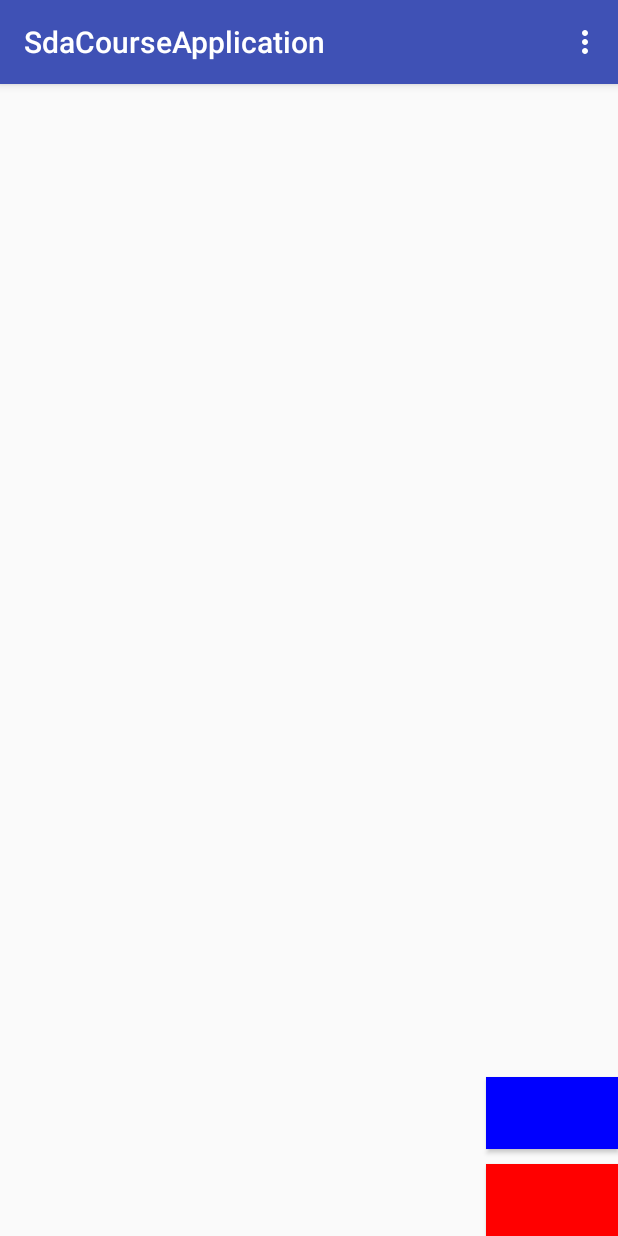
After one commit to ljarka/SdaCourseApplication, an Android app: the DrawingActivity screen opened directly, with no data from a screen before it, on a phone screen of 412 x 824 dp. The commit adds this screen. Run offline under Robolectric (Android 15) with nearby library versions, the phone set to English and light mode, and no system bars.

Commit message:
Drawing application Added

```diff
--- a/app/src/main/AndroidManifest.xml
+++ b/app/src/main/AndroidManifest.xml
@@ -15,6 +15,7 @@
                 <category android:name="android.intent.category.LAUNCHER" />
             </intent-filter>
         </activity>
+        <activity android:name=".drawing.DrawingActivity" />
     </application>
 
 </manifest>
--- /dev/null
+++ b/app/src/main/java/com/github/ljarka/sdacourseapplication/drawing/DrawingActivity.java
@@ -0,0 +1,58 @@
+package com.github.ljarka.sdacourseapplication.drawing;
+
+import android.os.Bundle;
+import android.support.v4.content.ContextCompat;
+import android.support.v7.app.AppCompatActivity;
+import android.view.Menu;
+import android.view.MenuItem;
+import android.view.View;
+import android.view.View.OnClickListener;
+import android.widget.Button;
+
+import com.github.ljarka.sdacourseapplication.R;
+
+public class DrawingActivity extends AppCompatActivity {
+
+    private SimpleDrawingView simpleDrawingView;
+
+    @Override
+    protected void onCreate(Bundle savedInstanceState) {
+        super.onCreate(savedInstanceState);
+        setContentView(R.layout.drawing_activity_main);
+        simpleDrawingView = (SimpleDrawingView) findViewById(R.id.drawing_view);
+
+        Button blueButton = (Button) findViewById(R.id.blue_button);
+        Button redButton = (Button) findViewById(R.id.red_button);
+
+        blueButton.setOnClickListener(new OnClickListener() {
+
+            @Override
+            public void onClick(View v) {
+                simpleDrawingView.setCurrentColor(ContextCompat.getColor(DrawingActivity.this, R.color.blue));
+            }
+        });
+
+        redButton.setOnClickListener(new OnClickListener() {
+
+            @Override
+            public void onClick(View v) {
+                simpleDrawingView.setCurrentColor(ContextCompat.getColor(DrawingActivity.this, R.color.red));
+            }
+        });
+    }
+
+    @Override
+    public boolean onCreateOptionsMenu(Menu menu) {
+        getMenuInflater().inflate(R.menu.main_manu, menu);
+
+        return super.onCreateOptionsMenu(menu);
+    }
+
+    @Override
+    public boolean onOptionsItemSelected(MenuItem item) {
+        if (item.getItemId() == R.id.clear) {
+            simpleDrawingView.clear();
+        }
+        return super.onOptionsItemSelected(item);
+    }
+}
--- /dev/null
+++ b/app/src/main/java/com/github/ljarka/sdacourseapplication/drawing/SimpleDrawingView.java
@@ -0,0 +1,68 @@
+package com.github.ljarka.sdacourseapplication.drawing;
+
+import android.content.Context;
+import android.graphics.Canvas;
+import android.graphics.Color;
+import android.graphics.Paint;
+import android.graphics.Paint.Style;
+import android.graphics.Point;
+import android.support.annotation.ColorInt;
+import android.util.AttributeSet;
+import android.view.MotionEvent;
+import android.view.View;
+
+import java.util.ArrayList;
+import java.util.List;
+
+public class SimpleDrawingView extends View {
+
+    private Paint paint;
+    private List<CustomPath> paths = new ArrayList<>();
+    @ColorInt
+    private int currentlySelectedColor = Color.BLACK;
+
+    public SimpleDrawingView(Context context, AttributeSet attrs) {
+        super(context, attrs);
+        paint = new Paint();
+        paint.setColor(Color.BLACK);
+        paint.setStrokeWidth(10);
+        paint.setStyle(Style.STROKE);
+        paint.setAntiAlias(true);
+    }
+
+    @Override
+    protected void onDraw(Canvas canvas) {
+        super.onDraw(canvas);
+        for (CustomPath customPath : paths) {
+            paint.setColor(customPath.getColor());
+            canvas.drawPath(customPath.getPath(), paint);
+        }
+
+    }
+
+    @Override
+    public boolean onTouchEvent(MotionEvent event) {
+        int x = (int) event.getX();
+        int y = (int) event.getY();
+        switch (event.getAction()) {
+            case MotionEvent.ACTION_DOWN: {
+                paths.add(new CustomPath(currentlySelectedColor,
+                        new Point(x, y)));
+                break;
+            } case MotionEvent.ACTION_MOVE: {
+                paths.get(paths.size() -1).getPath().lineTo(x, y);
+                break;
+            }
+        } postInvalidate();
+        return true;
+    }
+
+    public void setCurrentColor(int color){
+        currentlySelectedColor = color;
+    }
+
+    public void clear() {
+        paths.clear();
+        postInvalidate();
+    }
+}
--- /dev/null
+++ b/app/src/main/res/layout/drawing_activity_main.xml
@@ -0,0 +1,30 @@
+<?xml version="1.0" encoding="utf-8"?>
+<RelativeLayout
+    xmlns:android="http://schemas.android.com/apk/res/android"
+    xmlns:tools="http://schemas.android.com/tools"
+    android:id="@+id/activity_main"
+    android:layout_width="match_parent"
+    android:layout_height="match_parent">
+
+    <com.github.ljarka.sdacourseapplication.drawing.SimpleDrawingView
+        android:id="@+id/drawing_view"
+        android:layout_width="match_parent"
+        android:layout_height="match_parent" />
+
+    <Button
+        android:id="@+id/blue_button"
+        android:layout_marginBottom="10dp"
+        android:layout_alignParentRight="true"
+        android:layout_above="@+id/red_button"
+        android:background="@color/blue"
+        android:layout_width="wrap_content"
+        android:layout_height="wrap_content" />
+
+    <Button
+        android:id="@+id/red_button"
+        android:layout_alignParentRight="true"
+        android:layout_alignParentBottom="true"
+        android:background="@color/red"
+        android:layout_width="wrap_content"
+        android:layout_height="wrap_content" />
+</RelativeLayout>
--- /dev/null
+++ b/app/src/main/res/menu/main_manu.xml
@@ -0,0 +1,9 @@
+<?xml version="1.0" encoding="utf-8"?>
+<menu xmlns:android="http://schemas.android.com/apk/res/android"
+    xmlns:app="http://schemas.android.com/apk/res-auto">
+
+    <item
+        android:id="@+id/clear"
+        android:title="Clear"
+        app:showAsAction="never" />
+</menu>
--- a/app/src/main/res/values/colors.xml
+++ b/app/src/main/res/values/colors.xml
@@ -3,4 +3,6 @@
     <color name="colorPrimary">#3F51B5</color>
     <color name="colorPrimaryDark">#303F9F</color>
     <color name="colorAccent">#FF4081</color>
+    <color name="blue">#0000FF</color>
+    <color name="red">#FF0000</color>
 </resources>
--- a/app/src/main/res/values/strings.xml
+++ b/app/src/main/res/values/strings.xml
@@ -1,3 +1,6 @@
 <resources>
     <string name="app_name">SdaCourseApplication</string>
+    <string name="open">Open</string>
+    <string name="close">Close</string>
+    <string name="clear">Clear</string>
 </resources>
```
Also changed, not shown: app/src/main/java/com/github/ljarka/sdacourseapplication/MainActivity.java (+52 -0 lines), app/src/main/java/com/github/ljarka/sdacourseapplication/drawing/CustomPath.java (added, +26 -0 lines), app/src/main/res/layout/activity_main.xml (+29 -1 lines), app/src/main/res/values/styles.xml (+8 -0 lines).
